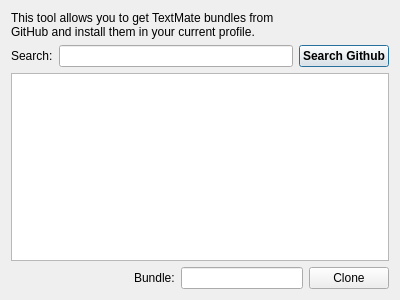
Before: the Qt Designer form prymatex/share/Bundles/Prymatex.tmbundle/Support/nibs/github/githubclient.ui in prymatex/prymatex, drawn with Qt 5.
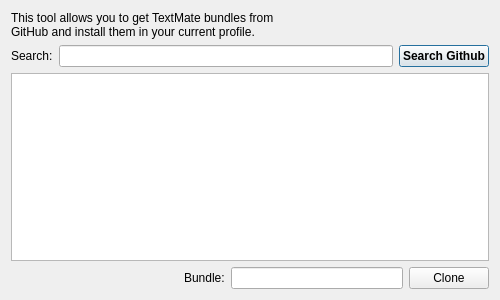
After: the same form once the commit is applied.

Patch:
```diff
--- a/prymatex/share/Bundles/Prymatex.tmbundle/Support/nibs/github/githubclient.ui
+++ b/prymatex/share/Bundles/Prymatex.tmbundle/Support/nibs/github/githubclient.ui
@@ -6,10 +6,16 @@
    <rect>
     <x>0</x>
     <y>0</y>
-    <width>400</width>
+    <width>500</width>
     <height>300</height>
    </rect>
   </property>
+  <property name="minimumSize">
+   <size>
+    <width>500</width>
+    <height>0</height>
+   </size>
+  </property>
   <property name="windowTitle">
    <string>GitHub Client</string>
   </property>
```
